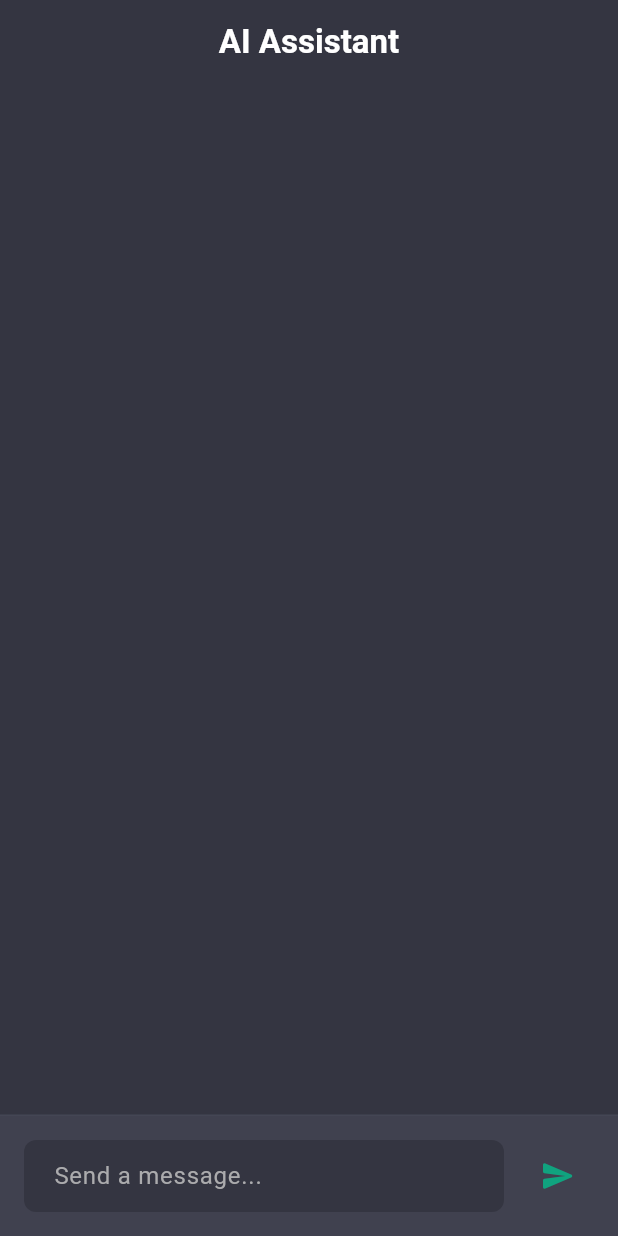
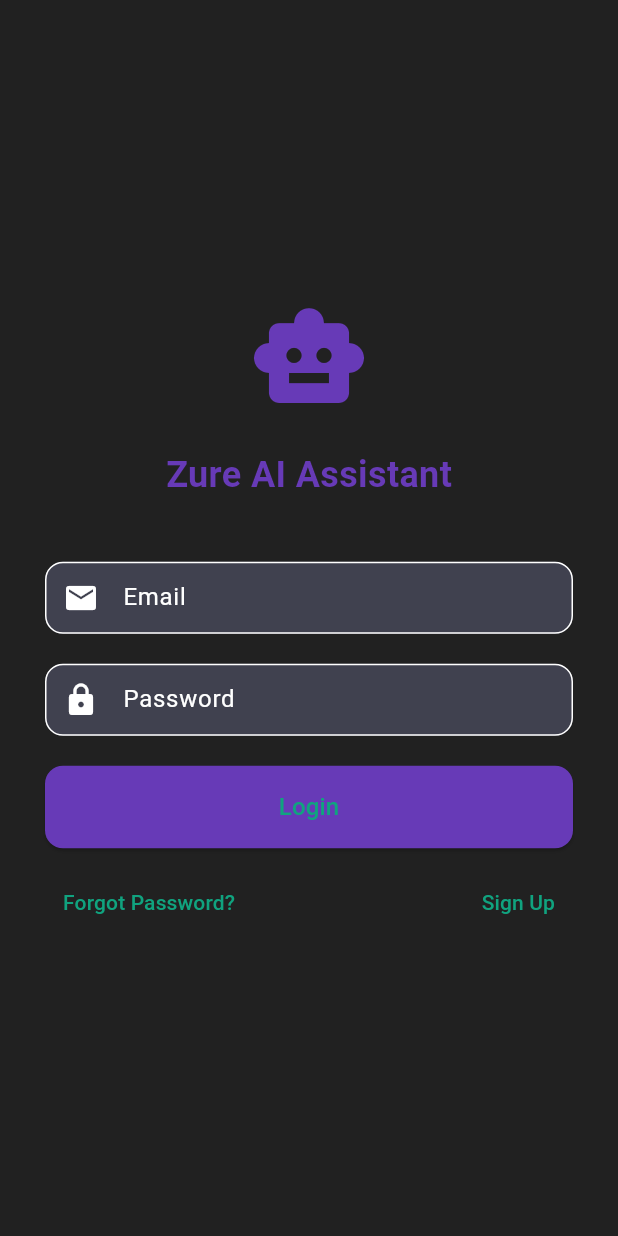
Before and after one commit to jayashz/zure_ai, a Flutter app: the screen it shows after launch, on a phone screen of 412 x 824 dp. Run offline on Flutter 3.47's test engine with Material 3 defaults, Android fonts, the phone set to English and light mode, and no system bars; drawn by our look-alikes of flutter_form_builder; our stand-ins replace email_validator, flutter_bloc, page_transition, shared_preferences, socket_io_client.

Commit message:
Added:added login and signup feature

```diff
--- /dev/null
+++ b/flutter/lib/core/constant.dart
@@ -0,0 +1,3 @@
+class Constant {
+  static const String ipAddress = 'http://192.168.1.14:3000';
+}
--- /dev/null
+++ b/flutter/lib/features/auth/ui/pages/login_page.dart
@@ -0,0 +1,16 @@
+import 'package:flutter/material.dart';
+import 'package:flutter_bloc/flutter_bloc.dart';
+import 'package:zure_ai/features/auth/repository/auth_repository.dart';
+import 'package:zure_ai/features/auth/ui/widgets/login_widget.dart';
+
+class LoginPage extends StatelessWidget {
+  const LoginPage({super.key});
+
+  @override
+  Widget build(BuildContext context) {
+    return RepositoryProvider(
+      create: (context) => AuthRepository(),
+      child: const LoginWidget(),
+    );
+  }
+}
--- /dev/null
+++ b/flutter/lib/features/auth/ui/widgets/login_widget.dart
@@ -0,0 +1,145 @@
+import 'package:email_validator/email_validator.dart';
+import 'package:flutter/material.dart';
+import 'package:flutter_form_builder/flutter_form_builder.dart';
+import 'package:page_transition/page_transition.dart';
+import 'package:zure_ai/features/auth/repository/auth_repository.dart';
+import 'package:zure_ai/features/auth/ui/pages/sign_page.dart';
+
+class LoginWidget extends StatelessWidget {
+  const LoginWidget({super.key});
+
+  @override
+  Widget build(BuildContext context) {
+    final GlobalKey<FormBuilderState> _formKey = GlobalKey<FormBuilderState>();
+    final AuthRepository authRepo = AuthRepository();
+
+    return Scaffold(
+      backgroundColor: Colors.grey.shade900,
+      body: Center(
+        child: SingleChildScrollView(
+          padding: const EdgeInsets.symmetric(horizontal: 30),
+          child: Column(
+            mainAxisAlignment: MainAxisAlignment.center,
+            children: [
+              // App Logo or Title
+              const Icon(Icons.smart_toy, size: 80, color: Colors.deepPurple),
+              const SizedBox(height: 20),
+              const Text(
+                'Zure AI Assistant',
+                style: TextStyle(
+                  fontSize: 24,
+                  fontWeight: FontWeight.bold,
+                  color: Colors.deepPurple,
+                ),
+              ),
+              const SizedBox(height: 40),
+              FormBuilder(
+                key: _formKey,
+                child: Column(
+                  children: [
+                    // Email Field
+                    FormBuilderTextField(
+                      decoration: InputDecoration(
+                        labelText: 'Email',
+                        prefixIcon: Icon(Icons.email),
+                        border: OutlineInputBorder(
+                          borderRadius: BorderRadius.circular(12),
+                        ),
+                      ),
+                      name: 'email',
+                      validator: (val) {
+                        if (val == null || val.isEmpty) {
+                          return "Email field cannot be empty";
+                        }
+                        final isvalid = EmailValidator.validate(val);
+                        if (isvalid) {
+                          return null;
+                        } else {
+                          return "Enter valid email address";
+                        }
+                      },
+                    ),
+                    const SizedBox(height: 20),
+
+                    // Password Field
+                    FormBuilderTextField(
+                      obscureText: true,
+                      decoration: InputDecoration(
+                        labelText: 'Password',
+                        prefixIcon: Icon(Icons.lock),
+                        border: OutlineInputBorder(
+                          borderRadius: BorderRadius.circular(12),
+                        ),
+                      ),
+                      name: 'password',
+                      validator: (val) {
+                        if (val == null || val.isEmpty) {
+                          return "Password field cannot be empty";
+                        } else if (val.length < 4) {
+                          return "Password field must be at least 4 character long";
+                        } else {
+                          return null;
+                        }
+                      },
+                    ),
+                  ],
+                ),
+              ),
+
+              const SizedBox(height: 20),
+
+              // Login Button
+              SizedBox(
+                width: double.infinity,
+                child: ElevatedButton(
+                  style: ElevatedButton.styleFrom(
+                    backgroundColor: Colors.deepPurple,
+                    padding: const EdgeInsets.symmetric(vertical: 16),
+                    shape: RoundedRectangleBorder(
+                      borderRadius: BorderRadius.circular(12),
+                    ),
+                  ),
+                  onPressed: () async {
+                    if (_formKey.currentState!.saveAndValidate()) {
+                      await authRepo.login(
+                        _formKey.currentState!.value['email'],
+                        _formKey.currentState!.value['password'],
+                      );
+                    }
+                  },
+                  child: const Text('Login', style: TextStyle(fontSize: 16)),
+                ),
+              ),
+              const SizedBox(height: 12),
+
+              // Forgot Password & Sign Up
+              Row(
+                mainAxisAlignment: MainAxisAlignment.spaceBetween,
+                children: [
+                  TextButton(
+                    onPressed: () {
+                      // Navigate to forgot password
+                    },
+                    child: const Text('Forgot Password?'),
+                  ),
+                  TextButton(
+                    onPressed: () {
+                      Navigator.push(
+                        context,
+                        PageTransition(
+                          type: PageTransitionType.rightToLeft,
+                          child: const SignPage(),
+                        ),
+                      );
+                    },
+                    child: const Text('Sign Up'),
+                  ),
+                ],
+              ),
+            ],
+          ),
+        ),
+      ),
+    );
+  }
+}
--- a/flutter/lib/features/home/ui/widgets/home_widget.dart
+++ b/flutter/lib/features/home/ui/widgets/home_widget.dart
@@ -22,14 +22,13 @@ class _HomeWidgetState extends State<HomeWidget> {
     initSocket();
     super.initState();
   }
-
   void initSocket() {
     try {
       socket = io.io('http://192.168.1.11:3000', <String, dynamic>{
         'transports': ['websocket'],
         'auth': {
           'token':
-              'eyJhbGciOiJIUzI1NiIsInR5cCI6IkNyaXRpY2FsaXR5Zml0eSJ9.eyJ1c2VybmFtZSI6IjEyMzQ1Njc4OTAiLCJwYXNzd29yZCI6IkpvaG4gRG9lIn0.YngTHjvf7ex2WvOAD_UUk4z1AQXM7wdow9OteSW_M-g',
+              'eyJhbGciOiJIUzI1NiIsInR5cCI6IkpXVCJ9.eyJ1c2VybmFtZSI6IjEyMzQ1Njc4OTAiLCJwYXNzd29yZCI6IkpvaG4gRG9lIn0.NJDQysvZFpi1_VhnTP-TqVVHzyMYPcdew-4kgo7thXc',
         },
       });
 
--- a/flutter/lib/main.dart
+++ b/flutter/lib/main.dart
@@ -1,8 +1,11 @@
 import 'package:flutter/material.dart';
+import 'package:shared_preferences/shared_preferences.dart';
 import 'package:zure_ai/core/theme/app_theme.dart';
-import 'package:zure_ai/features/home/ui/pages/home_page.dart';
+import 'package:zure_ai/features/splash/ui/pages/splash_page.dart';
 
-void main() {
+void main() async {
+  WidgetsFlutterBinding.ensureInitialized();
+  await SharedPreferences.getInstance();
   runApp(const MyApp());
 }
 
@@ -12,10 +15,6 @@ class MyApp extends StatelessWidget {
   // This widget is the root of your application.
   @override
   Widget build(BuildContext context) {
-    return MaterialApp(
-      theme: AppTheme.darkTheme,
-
-      home: const HomePage(),
-    );
+    return MaterialApp(theme: AppTheme.darkTheme, home: const SplashPage());
   }
 }
```
Also changed, not shown: flutter/lib/common/theme/custom_theme.dart (deleted, +0 -109 lines), flutter/lib/features/auth/repository/auth_repository.dart (added, +55 -0 lines), flutter/lib/features/auth/ui/pages/sign_page.dart (added, +11 -0 lines), flutter/lib/features/auth/ui/widgets/sign_widget.dart (added, +137 -0 lines), flutter/lib/features/splash/ui/pages/splash_page.dart (added, +33 -0 lines), flutter/lib/features/splash/ui/widgets/splash_widget.dart (added, +16 -0 lines), flutter/pubspec.yaml (+8 -2 lines), flutter/assets/images/splash.jpg (added), flutter/pubspec.lock, 5 other files.
